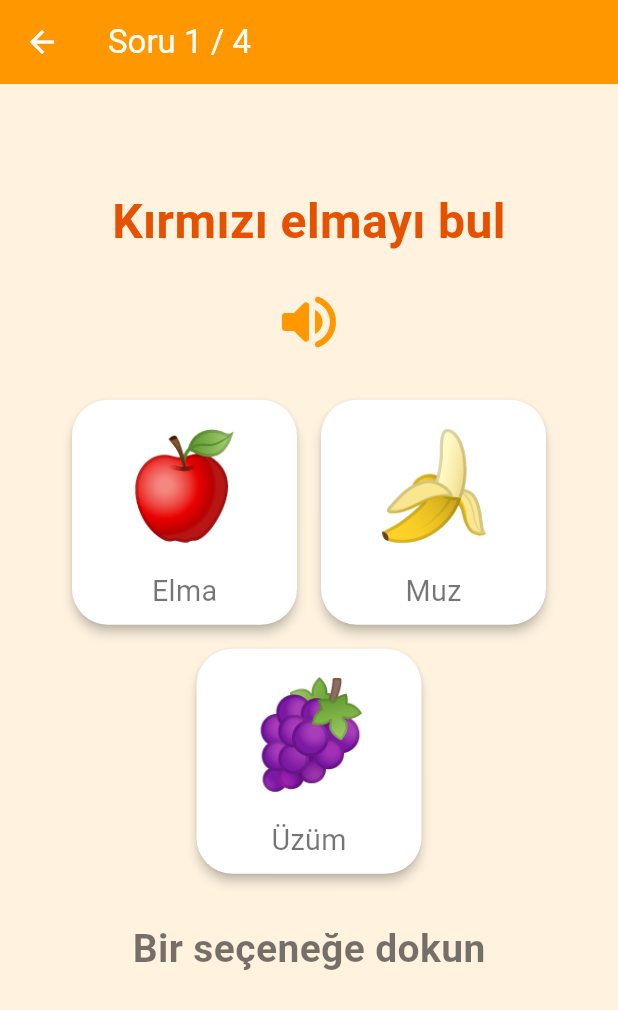
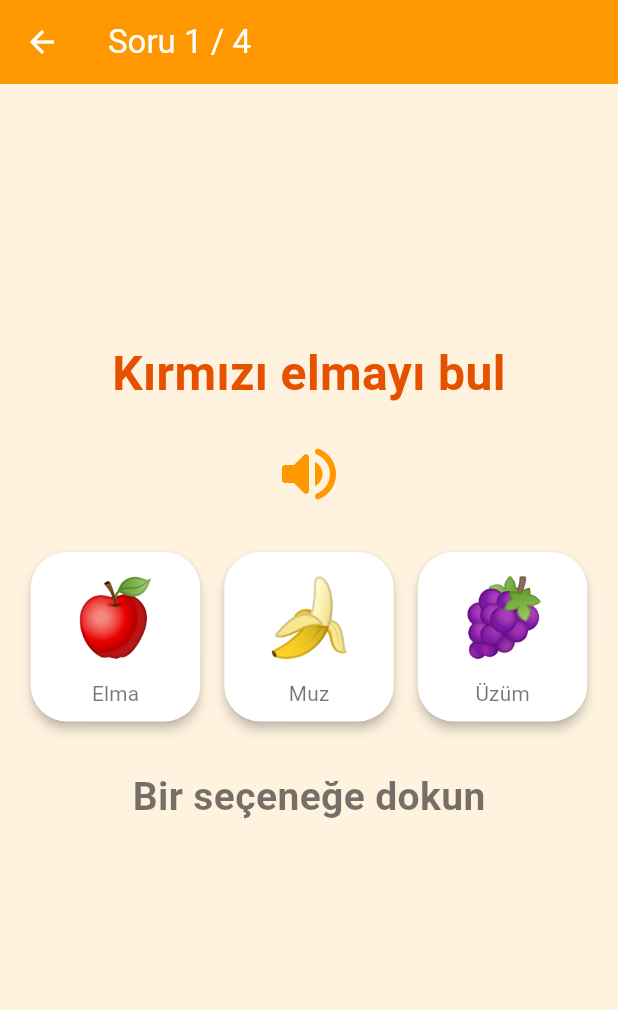
Before and after one commit to ibrahimyasar68/minikasif, a Flutter app: the ResultPage screen opened directly, after a tap on "Tekrar oyna", on a phone screen of 412 x 824 dp. Shown: the top 1010 px of the screen. Run offline on Flutter 3.47's test engine with Material 3 defaults, Android fonts, the phone set to English and light mode, and no system bars; our stand-ins replace flutter_tts.

Commit message:
PHASE 14: UI polish - dizilim, taşma, erişilebilirlik, renkler
- Renkler lib/theme/app_colors.dart'ta toplandı (19 sabit renk -> 0)
- AnswerGrid: 2-3 seçenek tek sıra, 4 seçenek 2x2. Kart boyutu
  genişliğe göre hesaplanıyor (96-150 dp). 3 seçenekteki dengesiz
  2+1 dizilim giderildi.
- Soru ekranı kaydırılabilir: küçük ekranda 305px taşma vardı.
  Normal telefonda kaydırma gerekmediği testle doğrulanıyor.
- AnswerCard'a Semantics etiketi: ekran okuyucu kartı adıyla okuyor;
  yanlış kart "yanlış" değil "denendi" diye okunuyor.
- Yazı ölçeği 2x'te taşma olmadığı testle doğrulanıyor.

AnswerGrid doğrudan 2/3/4 seçenekle test ediliyor: veride sadece
3 seçenekli sorular olduğu için 2x2 düzen oyun üzerinden denenemiyordu.

87 test geçiyor.

Co-Authored-By: Claude Opus 5 <noreply@anthropic.com>

```diff
--- a/lib/pages/game_page.dart
+++ b/lib/pages/game_page.dart
@@ -1,8 +1,10 @@
 import 'package:flutter/material.dart';
+import '../theme/app_colors.dart';
 import 'package:provider/provider.dart';
 import '../models/answer_option.dart';
 import '../providers/game_provider.dart';
 import '../widgets/answer_card.dart';
+import '../widgets/answer_grid.dart';
 import 'result_page.dart';
 
 /// Oyun ekranı. Kendi state'i yok; her şeyi GameProvider'dan okur.
@@ -14,24 +16,31 @@ class GamePage extends StatelessWidget {
     final game = context.watch<GameProvider>();
 
     return Scaffold(
-      backgroundColor: const Color(0xFFFFF3E0),
+      backgroundColor: AppColors.background,
       appBar: AppBar(
-        backgroundColor: const Color(0xFFFF9800),
+        backgroundColor: AppColors.primary,
         foregroundColor: Colors.white,
         title: Text('Soru ${game.questionNumber} / ${game.totalQuestions}'),
       ),
       body: SafeArea(
-        // Center ŞART.
+        // Küçük ekranda veya büyük yazı tipi ayarında içerik sığmayabilir.
+        // Taşma yerine kaydırma istiyoruz.
         //
-        // Scaffold gövdeye GEVŞEK genişlik kısıtı verir (minWidth=0).
-        // Bu durumda Column en geniş çocuğu kadar büzülür ve sol kenara
-        // yapışır; içerik ekranda sola kaymış görünür.
-        // Center, büzülen Column'u yatayda ortalar.
-        child: Center(
-          child: Padding(
-            padding: const EdgeInsets.all(20),
-            child: const _QuestionView(),
-          ),
+        // Kalıp şu: SingleChildScrollView içeriği serbest bırakır,
+        // ConstrainedBox ise "en az ekran kadar uzun ol" der.
+        // Böylece içerik kısaysa Center ortalar, uzunsa kaydırılır.
+        child: LayoutBuilder(
+          builder: (context, kisit) {
+            return SingleChildScrollView(
+              padding: const EdgeInsets.all(20),
+              child: ConstrainedBox(
+                constraints: BoxConstraints(minHeight: kisit.maxHeight - 40),
+                // Center yatay ortalama için de şart
+                // (bkz. test/layout_test.dart).
+                child: const Center(child: _QuestionView()),
+              ),
+            );
+          },
         ),
       ),
     );
@@ -83,7 +92,7 @@ class _QuestionView extends StatelessWidget {
             style: const TextStyle(
               fontSize: 32,
               fontWeight: FontWeight.bold,
-              color: Color(0xFFE65100),
+              color: AppColors.primaryDark,
             ),
           ),
 
@@ -96,26 +105,18 @@ class _QuestionView extends StatelessWidget {
             onPressed: () => context.read<GameProvider>().repeatQuestion(),
             icon: const Icon(Icons.volume_up_rounded),
             iconSize: 48,
-            color: const Color(0xFFFF9800),
+            color: AppColors.primary,
             tooltip: 'Tekrar dinle',
           ),
 
           const SizedBox(height: 20),
 
-          Wrap(
-            spacing: 16,
-            runSpacing: 16,
-            alignment: WrapAlignment.center,
-            children: [
-              for (final option in question.options)
-                AnswerCard(
-                  option: option,
-                  status: _statusFor(game, option),
-                  onTap: game.isAnswered
-                      ? null
-                      : () => context.read<GameProvider>().answer(option),
-                ),
-            ],
+          AnswerGrid(
+            options: question.options,
+            statusOf: (option) => _statusFor(game, option),
+            onTap: game.isAnswered
+                ? null
+                : (option) => context.read<GameProvider>().answer(option),
           ),
 
           const SizedBox(height: 32),
@@ -125,7 +126,7 @@ class _QuestionView extends StatelessWidget {
             style: TextStyle(
               fontSize: 26,
               fontWeight: FontWeight.bold,
-              color: game.isAnswered ? const Color(0xFF2E7D32) : Colors.black54,
+              color: game.isAnswered ? AppColors.success : Colors.black54,
             ),
           ),
 
@@ -181,7 +182,7 @@ class _QuestionView extends StatelessWidget {
                           );
                         },
                         style: ElevatedButton.styleFrom(
-                          backgroundColor: const Color(0xFF43A047),
+                          backgroundColor: AppColors.successLight,
                           foregroundColor: Colors.white,
                           shape: RoundedRectangleBorder(
                             borderRadius: BorderRadius.circular(24),
--- a/lib/pages/result_page.dart
+++ b/lib/pages/result_page.dart
@@ -1,4 +1,5 @@
 import 'package:flutter/material.dart';
+import '../theme/app_colors.dart';
 import 'package:provider/provider.dart';
 import '../providers/game_provider.dart';
 import 'game_page.dart';
@@ -54,9 +55,9 @@ class _ResultPageState extends State<ResultPage> {
     final sonrakiBolum = game.section.next;
 
     return Scaffold(
-      backgroundColor: const Color(0xFFFFF3E0),
+      backgroundColor: AppColors.background,
       appBar: AppBar(
-        backgroundColor: const Color(0xFFFF9800),
+        backgroundColor: AppColors.primary,
         foregroundColor: Colors.white,
         title: Text(game.section.title),
         automaticallyImplyLeading: false,
@@ -77,7 +78,7 @@ class _ResultPageState extends State<ResultPage> {
                   style: TextStyle(
                     fontSize: 40,
                     fontWeight: FontWeight.bold,
-                    color: Color(0xFF2E7D32),
+                    color: AppColors.success,
                   ),
                 ),
 
@@ -93,7 +94,7 @@ class _ResultPageState extends State<ResultPage> {
                       Icon(
                         i < game.starCount ? Icons.star : Icons.star_border,
                         size: 56,
-                        color: const Color(0xFFFFB300),
+                        color: AppColors.star,
                       ),
                   ],
                 ),
@@ -114,7 +115,7 @@ class _ResultPageState extends State<ResultPage> {
                 _SonucButonu(
                   etiket: 'Tekrar oyna',
                   emoji: '🔁',
-                  renk: const Color(0xFFFF9800),
+                  renk: AppColors.primary,
                   onTap: () {
                     context.read<GameProvider>().restart();
                     _oyunaGit();
@@ -128,7 +129,7 @@ class _ResultPageState extends State<ResultPage> {
                   _SonucButonu(
                     etiket: sonrakiBolum.title,
                     emoji: sonrakiBolum.emoji,
-                    renk: const Color(0xFF43A047),
+                    renk: AppColors.successLight,
                     onTap: () {
                       context.read<GameProvider>().startSection(sonrakiBolum);
                       _oyunaGit();
@@ -141,7 +142,7 @@ class _ResultPageState extends State<ResultPage> {
                 _SonucButonu(
                   etiket: 'Ana sayfa',
                   emoji: '🏠',
-                  renk: const Color(0xFF8D6E63),
+                  renk: AppColors.neutral,
                   // popUntil: ilk sayfaya kadar tüm sayfaları kapatır.
                   onTap: () =>
                       Navigator.popUntil(context, (route) => route.isFirst),
--- /dev/null
+++ b/lib/theme/app_colors.dart
@@ -0,0 +1,43 @@
+import 'package:flutter/material.dart';
+
+/// Uygulamanın renk paleti.
+///
+/// Neden tek dosyada?
+/// Renkler 4 ayrı dosyaya dağılmıştı. Turuncuyu değiştirmek istesek
+/// 4 dosyada arama yapmamız gerekirdi; birini atlamak da kolaydı.
+///
+/// Neden bir sınıf ama nesnesi yok?
+/// abstract final = "bu sınıftan nesne üretilemez, sadece isim alanı".
+/// AppColors.primary şeklinde kullanılıyor.
+abstract final class AppColors {
+  /// Ekran arka planı - sıcak krem.
+  static const background = Color(0xFFFFF3E0);
+
+  /// Ana vurgu rengi - AppBar, butonlar.
+  static const primary = Color(0xFFFF9800);
+
+  /// Koyu turuncu - başlıklar.
+  static const primaryDark = Color(0xFFE65100);
+
+  /// Doğru cevap yeşili - metin ve rozet.
+  static const success = Color(0xFF2E7D32);
+
+  /// Doğru cevap butonu - biraz daha açık yeşil.
+  static const successLight = Color(0xFF43A047);
+
+  /// Doğru cevap kartının arka planı.
+  static const successSurface = Color(0xFFC8E6C9);
+
+  /// Yanlış denenen kartın arka planı - nötr gri.
+  /// Kırmızı KULLANMIYORUZ: çocuğu cezalandırmıyoruz (CLAUDE.md md.18).
+  static const wrongSurface = Color(0xFFEEEEEE);
+
+  /// Kart yüzeyi.
+  static const surface = Colors.white;
+
+  /// Yıldız rengi.
+  static const star = Color(0xFFFFB300);
+
+  /// Nötr buton - ana sayfaya dön.
+  static const neutral = Color(0xFF8D6E63);
+}
--- a/lib/widgets/answer_card.dart
+++ b/lib/widgets/answer_card.dart
@@ -1,4 +1,5 @@
 import 'package:flutter/material.dart';
+import '../theme/app_colors.dart';
 import '../models/answer_option.dart';
 
 /// Bir kartın ekrandaki görünüm durumu.
@@ -24,11 +25,19 @@ class AnswerCard extends StatelessWidget {
   /// null ise kart dokunulamaz olur (soru cevaplandıktan sonra).
   final VoidCallback? onTap;
 
+  /// Kartın kenar uzunluğu.
+  ///
+  /// Sabit değil çünkü seçenek sayısına ve ekran genişliğine göre
+  /// değişiyor: 2 seçenekte büyük, 4 seçenekte biraz küçük.
+  /// Bu kararı AnswerGrid veriyor; kart sadece verilen boyutu çiziyor.
+  final double size;
+
   const AnswerCard({
     super.key,
     required this.option,
     required this.onTap,
     this.status = AnswerStatus.normal,
+    this.size = 150,
   });
 
   /// Duruma göre arka plan rengi.
@@ -37,8 +46,8 @@ class AnswerCard extends StatelessWidget {
   /// burayı güncellemeyi unutamayız.
   Color get _backgroundColor => switch (status) {
     AnswerStatus.normal => Colors.white,
-    AnswerStatus.correct => const Color(0xFFC8E6C9), // yumuşak yeşil
-    AnswerStatus.wrong => const Color(0xFFEEEEEE), // soluk gri
+    AnswerStatus.correct => AppColors.successSurface, // yumuşak yeşil
+    AnswerStatus.wrong => AppColors.wrongSurface, // soluk gri
   };
 
   @override
@@ -53,7 +62,22 @@ class AnswerCard extends StatelessWidget {
     // "Implicit animation" denen yaklaşım: AnimationController yazmıyoruz,
     // sadece scale DEĞERİNİ değiştiriyoruz. Flutter aradaki geçişi
     // kendisi üretiyor. Basit durum geçişleri için doğru araç bu.
-    return AnimatedScale(
+    // Semantics: ekran okuyucu (TalkBack) bu kartı ne olarak okusun?
+    //
+    // Emoji ekran okuyucuda "kırmızı elma" değil "elma emoji" gibi
+    // okunuyor, bazen hiç okunmuyor. Etiketi açıkça veriyoruz.
+    // Hedef kitle çocuk ama cihazı kullanan ebeveyn görme engelli olabilir.
+    return Semantics(
+      button: true,
+      enabled: onTap != null,
+      label: switch (status) {
+        AnswerStatus.correct => '${option.label}, doğru',
+        AnswerStatus.wrong => '${option.label}, denendi',
+        AnswerStatus.normal => option.label,
+      },
+      // İçerideki emoji ve yazıyı ayrıca okumasın; etiket yeterli.
+      excludeSemantics: true,
+      child: AnimatedScale(
         scale: isCorrect ? 1.06 : 1.0,
         duration: const Duration(milliseconds: 260),
         // easeOutBack hafif bir "yaylanma" verir: başarı hissi.
@@ -62,8 +86,8 @@ class AnswerCard extends StatelessWidget {
           opacity: opacity,
           duration: const Duration(milliseconds: 220),
           child: SizedBox(
-          width: 150,
-          height: 150,
+            width: size,
+            height: size,
             child: Material(
               color: _backgroundColor,
               borderRadius: BorderRadius.circular(24),
@@ -114,7 +138,7 @@ class AnswerCard extends StatelessWidget {
                         right: 8,
                         child: Icon(
                           Icons.check_circle,
-                        color: Color(0xFF2E7D32),
+                          color: AppColors.success,
                           size: 32,
                         ),
                       ),
@@ -124,6 +148,7 @@ class AnswerCard extends StatelessWidget {
             ),
           ),
         ),
+      ),
     );
   }
 }
--- /dev/null
+++ b/lib/widgets/answer_grid.dart
@@ -0,0 +1,77 @@
+import 'package:flutter/material.dart';
+import '../models/answer_option.dart';
+import 'answer_card.dart';
+
+/// Seçenek kartlarını ekrana yerleştirir.
+///
+/// Neden Wrap değil?
+/// Wrap "sığdığı kadar yan yana koy, kalanı alta at" der. 3 seçenekte
+/// 2+1 gibi dengesiz bir dizilim çıkıyordu: üçüncü kart tek başına altta
+/// kalıyor ve diğer ikisinden daha az önemliymiş gibi duruyordu.
+///
+/// Kural:
+///   2-3 seçenek -> tek sıra (hepsi eşit görünür)
+///   4 seçenek   -> 2x2 kare
+///
+/// Kart boyutu sabit değil: mevcut genişliğe sığacak şekilde hesaplanıyor.
+/// Böylece dar ekranda taşma olmuyor, geniş ekranda gereksiz küçülmüyor.
+class AnswerGrid extends StatelessWidget {
+  final List<AnswerOption> options;
+
+  /// Bir seçeneğin kartı hangi durumda görünmeli?
+  final AnswerStatus Function(AnswerOption) statusOf;
+
+  /// Dokunulunca ne olacak? null ise kartlar kilitli.
+  final void Function(AnswerOption)? onTap;
+
+  const AnswerGrid({
+    super.key,
+    required this.options,
+    required this.statusOf,
+    required this.onTap,
+  });
+
+  /// Kartlar arası boşluk.
+  static const _bosluk = 16.0;
+
+  /// En büyük kart boyutu. Bundan büyük olursa ekranda kaba durur.
+  static const _enBuyuk = 150.0;
+
+  /// 0-4 yaş için en küçük kabul edilebilir dokunma alanı.
+  /// Material'ın 48px minimumunun çok üstünde tutuyoruz.
+  static const _enKucuk = 96.0;
+
+  @override
+  Widget build(BuildContext context) {
+    // 4 seçenek 2x2; diğerleri tek sıra.
+    final sutun = options.length == 4 ? 2 : options.length;
+
+    // LayoutBuilder mevcut genişliği verir; kart boyutunu ona göre
+    // hesaplıyoruz. Sabit boyut yazsaydık dar ekranda taşardı.
+    return LayoutBuilder(
+      builder: (context, kisit) {
+        final kullanilabilir = kisit.maxWidth - _bosluk * (sutun - 1);
+        // floorToDouble: küsurat yüzünden toplam genişlik maxWidth'i
+        // bir kıl payı aşıp kartlardan biri alt satıra düşmesin.
+        final boyut = (kullanilabilir / sutun)
+            .clamp(_enKucuk, _enBuyuk)
+            .floorToDouble();
+
+        return Wrap(
+          spacing: _bosluk,
+          runSpacing: _bosluk,
+          alignment: WrapAlignment.center,
+          children: [
+            for (final option in options)
+              AnswerCard(
+                option: option,
+                size: boyut,
+                status: statusOf(option),
+                onTap: onTap == null ? null : () => onTap!(option),
+              ),
+          ],
+        );
+      },
+    );
+  }
+}
```
Also changed, not shown: lib/pages/home_page.dart (+4 -3 lines), 3 other files. Lines whose indentation alone changed are shown as unchanged.
